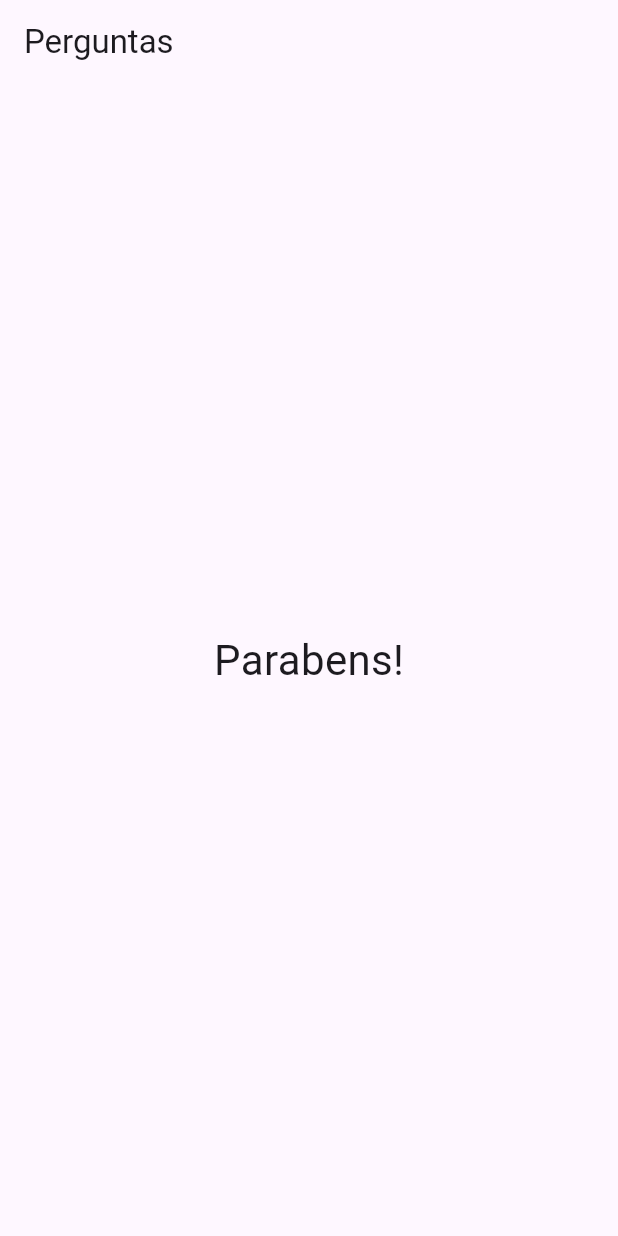
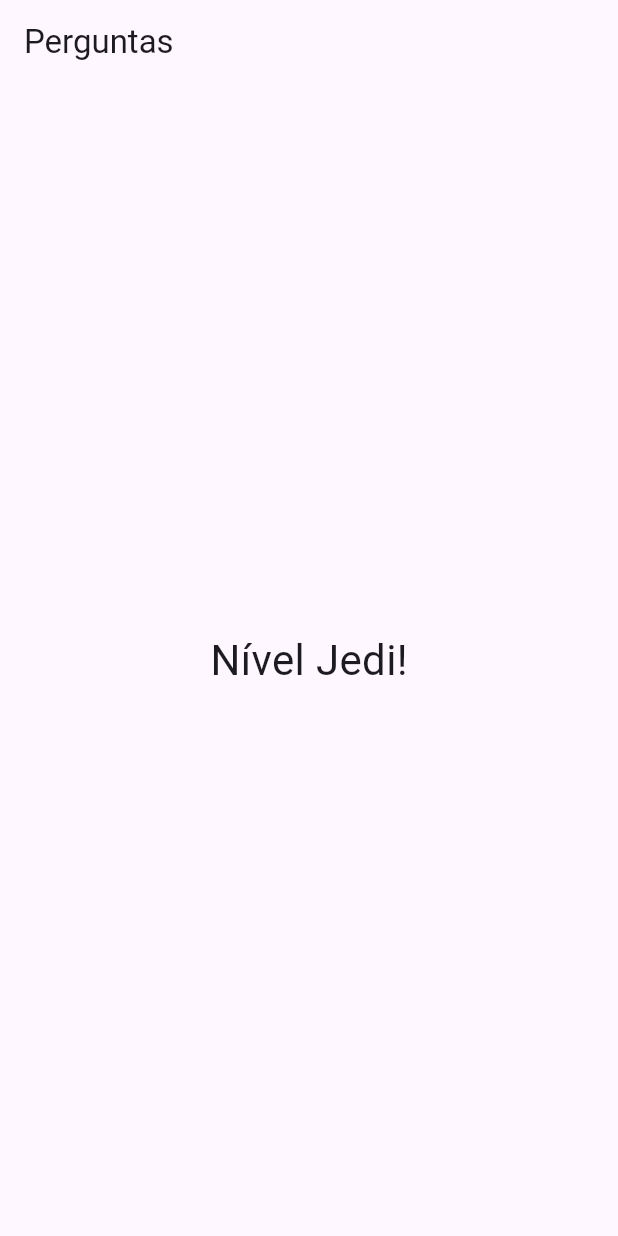
Before and after one commit to DaviFerreira0106/FlutterProjects, a Flutter app: the screen it shows after launch, after a tap on "Preto", after a tap on "Tigre", after a tap on "Elenita", on a phone screen of 412 x 824 dp. Run offline on Flutter 3.47's test engine with Material 3 defaults, Android fonts, the phone set to English and light mode, and no system bars.

Commit message:
Implementação de pontuação do aplicativo

```diff
--- a/projeto_perguntas/lib/main.dart
+++ b/projeto_perguntas/lib/main.dart
@@ -1,33 +1,50 @@
 import 'package:flutter/material.dart';
-import './questao.dart';
-import './resposta.dart';
+import './questionario.dart';
 import './resultado.dart';
 
 void main() => runApp(PerguntaApp());
 
 //Classe que gerência o estado da aplicação
 class _PerguntaAppState extends State<PerguntaApp> {
-  var _perguntaSelecionada = 0;
+  int _perguntaSelecionada = 0;
+  int _pontuacaoTotal = 0;
 
   final List<Map<String, Object>> _perguntas = const [
     {
       'texto': 'Qual sua cor favorita ?',
-      'resposta': ['Preto', 'Branco', 'Azul', 'Vermelho'],
+      'resposta': [
+        {'texto': 'Preto', 'pontuacao': 10},
+        {'texto': 'Branco', 'pontuacao': 7},
+        {'texto': 'Azul', 'pontuacao': 4},
+        {'texto': 'Vermelho', 'pontuacao': 1},
+      ],
     },
     {
       'texto': 'Qual seu animal favorito ?',
-      'resposta': ['Leão', 'Tigre', 'Macaco', 'Cobra'],
+      'resposta': [
+        {'texto': 'Leão', 'pontuacao': 10},
+        {'texto': 'Tigre', 'pontuacao': 7},
+        {'texto': 'Macaco', 'pontuacao': 4},
+        {'texto': 'Cobra', 'pontuacao': 1},
+      ],
     },
     {
       'texto': 'Qual seu instrutor favorito ?',
-      'resposta': ['Davi', 'Mariana', 'Elenita', 'Carlito'],
+      'resposta': [
+        {'texto': 'Davi', 'pontuacao': 10},
+        {'texto': 'Mariana', 'pontuacao': 7},
+        {'texto': 'Elenita', 'pontuacao': 4},
+        {'texto': 'Carlito', 'pontuacao': 1},
+      ],
     }
   ];
 
-  void _responder() {
+  void _responder(int pontuacao) {
     setState(() {
       _perguntaSelecionada++;
+      _pontuacaoTotal += pontuacao;
     });
+    print(_pontuacaoTotal);
   }
 
   bool get temPerguntaSelecionada {
@@ -36,28 +53,18 @@
 
   @override
   Widget build(BuildContext context) {
-    List<String> resposta = temPerguntaSelecionada
-        ? _perguntas.elementAt(_perguntaSelecionada).cast()['resposta']
-        : [];
-
     return MaterialApp(
       home: Scaffold(
         appBar: AppBar(
           title: const Text('Perguntas'),
         ),
         body: temPerguntaSelecionada
-            ? Column(
-                children: <Widget>[
-                  Questao(
-                      texto: _perguntas
-                          .elementAt(_perguntaSelecionada)['texto']
-                          .toString()),
-                  ...resposta.map(
-                    (t) => Resposta(texto: t, quandoSelecionado: _responder),
-                  ),
-                ],
+            ? Questionario(
+                pergunta: _perguntas,
+                perguntaSelecionada: _perguntaSelecionada,
+                responder: _responder,
               )
-            : Resultado(),
+            : Resultado(resultado: _pontuacaoTotal),
       ),
     );
   }
--- /dev/null
+++ b/projeto_perguntas/lib/questionario.dart
@@ -0,0 +1,42 @@
+import 'package:flutter/widgets.dart';
+import './questao.dart';
+import './resposta.dart';
+
+class Questionario extends StatelessWidget {
+  final List<Map<String, Object>> pergunta;
+  final int perguntaSelecionada;
+  final void Function(int) responder;
+
+  const Questionario({
+    super.key,
+    required this.pergunta,
+    required this.perguntaSelecionada,
+    required this.responder,
+  });
+
+  bool get temPerguntaSelecionada {
+    return perguntaSelecionada < pergunta.length;
+  }
+
+  @override
+  Widget build(BuildContext context) {
+
+    List<Map<String, Object>> resposta = temPerguntaSelecionada
+        ? pergunta.elementAt(perguntaSelecionada).cast()['resposta']
+        : [];
+
+    return Column(
+      children: <Widget>[
+        Questao(
+          texto: pergunta.elementAt(perguntaSelecionada)['texto'].toString(),
+        ),
+        ...resposta.map(
+          (t) => Resposta(
+            texto: t['texto'] as String,
+            quandoSelecionado: () => responder(int.parse(t['pontuacao'].toString())),//Função que retorna uma função
+          ),
+        ),
+      ],
+    );
+  }
+}
--- a/projeto_perguntas/lib/resultado.dart
+++ b/projeto_perguntas/lib/resultado.dart
@@ -1,12 +1,31 @@
 import 'package:flutter/widgets.dart';
 
 class Resultado extends StatelessWidget {
+  final int? resultado;
+
+  const Resultado({
+    super.key,
+    this.resultado,
+  });
+
+  String get fraseResultado {
+    if (resultado! < 8) {
+      return 'Parabens!';
+    } else if (resultado! < 12) {
+      return 'Você é bom!';
+    } else if (resultado! < 16) {
+      return 'Impressionante!';
+    } else {
+      return 'Nível Jedi!';
+    }
+  }
+
   @override
   Widget build(BuildContext context) {
-    return const Center(
+    return Center(
       child: Text(
-        'Parabens!',
-        style: TextStyle(fontSize: 28),
+        fraseResultado,
+        style: const TextStyle(fontSize: 28),
       ),
     );
   }
```
